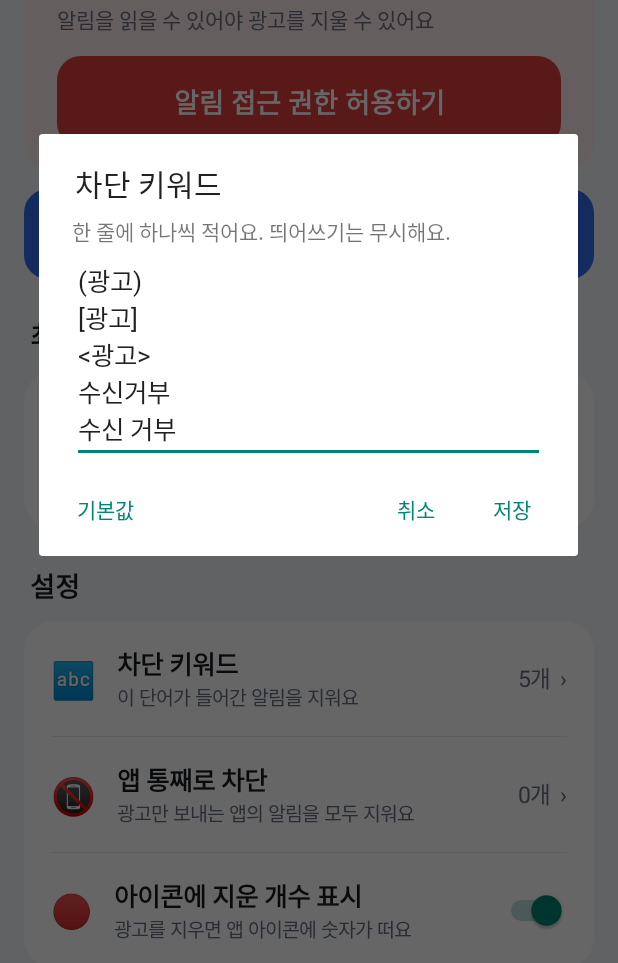
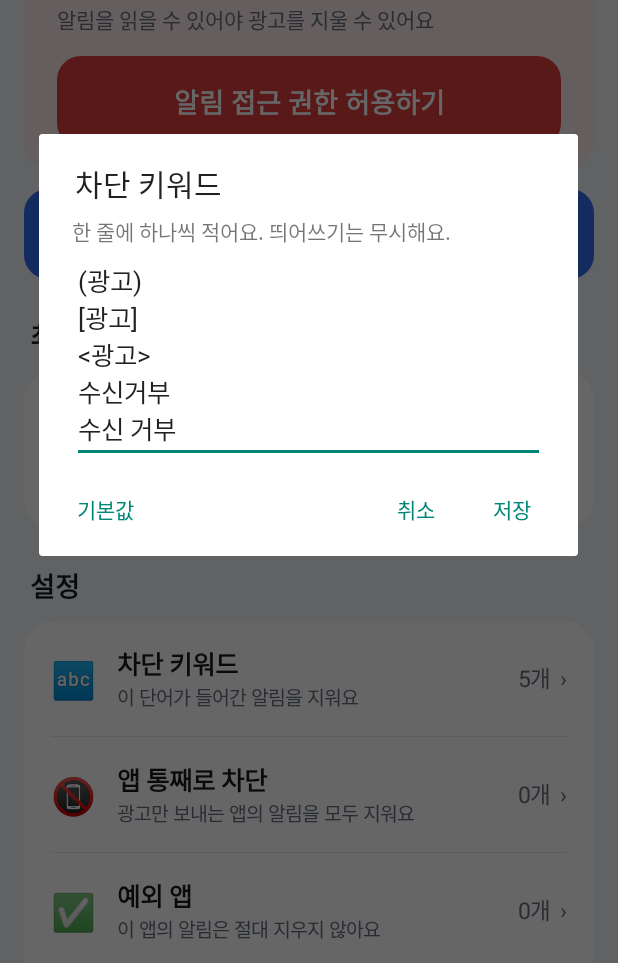
Before and after one commit to jonginzz33-code/jonginzz33, an Android app: the screen it shows after launch (MainActivity), after a tap on an icon or button, on a phone screen of 412 x 824 dp, the part 273-1236 px from its top. Run offline under Robolectric (Android 15) with nearby library versions, the phone set to English and light mode, and no system bars; libraries missing offline, so code that uses them is left out: com.google.android.play; 3 other taps on this screen came first.

```diff
--- a/ad-blocker-app/app/build.gradle.kts
+++ b/ad-blocker-app/app/build.gradle.kts
@@ -19,8 +19,8 @@ android {
         applicationId = "com.jonginzz.adblock"
         minSdk = 26
         targetSdk = 36
-        versionCode = 10
-        versionName = "1.0.9"
+        versionCode = 11
+        versionName = "1.1.0"
     }
     signingConfigs {
         if (keyProps.isNotEmpty()) create("release") {
--- a/ad-blocker-app/app/src/main/java/com/jonginzz/adblock/AdBlockService.kt
+++ b/ad-blocker-app/app/src/main/java/com/jonginzz/adblock/AdBlockService.kt
@@ -34,6 +34,7 @@ class AdBlockService : NotificationListenerService() {
     private fun check(sbn: StatusBarNotification) {
         if (!Prefs.isEnabled(this)) return
         if (sbn.packageName == packageName) return
+        if (sbn.packageName in Prefs.allowedApps(this)) return   // 예외 앱은 건드리지 않음
 
         val n = sbn.notification
         val ex = n.extras
--- a/ad-blocker-app/app/src/main/java/com/jonginzz/adblock/MainActivity.kt
+++ b/ad-blocker-app/app/src/main/java/com/jonginzz/adblock/MainActivity.kt
@@ -42,6 +42,7 @@ class MainActivity : Activity() {
     private lateinit var batteryCard: LinearLayout
     private lateinit var keywordValue: TextView
     private lateinit var appsValue: TextView
+    private lateinit var allowValue: TextView
 
     private val prefListener = SharedPreferences.OnSharedPreferenceChangeListener { _, _ ->
         runOnUiThread { refresh() }
@@ -154,6 +155,13 @@ class MainActivity : Activity() {
         settings.addView(settingRow("📵", "앱 통째로 차단", "광고만 보내는 앱의 알림을 모두 지워요", appsValue) {
             startActivity(Intent(this, AppsActivity::class.java))
         })
+        allowValue = text("", 15f, ui.sub)
+        settings.addView(View(this).apply { setBackgroundColor(ui.line) },
+            LinearLayout.LayoutParams(MATCH_PARENT, 1).apply { leftMargin = ui.dp(18); rightMargin = ui.dp(18) })
+        settings.addView(settingRow("✅", "예외 앱", "이 앱의 알림은 절대 지우지 않아요", allowValue) {
+            startActivity(Intent(this, AppsActivity::class.java)
+                .putExtra(AppsActivity.EXTRA_MODE, AppsActivity.MODE_ALLOW))
+        })
         settings.addView(View(this).apply { setBackgroundColor(ui.line) },
             LinearLayout.LayoutParams(MATCH_PARENT, 1).apply { leftMargin = ui.dp(18); rightMargin = ui.dp(18) })
         settings.addView(LinearLayout(this).apply {
@@ -183,11 +191,14 @@ class MainActivity : Activity() {
                 14f, ui.sub).apply { setPadding(0, ui.dp(8), 0, 0); setLineSpacing(0f, 1.25f) })
         }, block(top = 20))
 
-        ui.fitSystemBars(root)
-        setContentView(ScrollView(this).apply {
+        // 상태바 여백은 스크롤 바깥(ScrollView)에 줘야 내려도 글자가 시계 밑으로 안 들어감
+        val scroll = ScrollView(this).apply {
             setBackgroundColor(ui.bg)
+            clipToPadding = true
             addView(root)
-        })
+        }
+        ui.fitSystemBars(scroll)
+        setContentView(scroll)
     }
 
     override fun onResume() {
@@ -280,6 +291,7 @@ class MainActivity : Activity() {
 
         keywordValue.text = "${Prefs.keywords(this).size}개  ›"
         appsValue.text = "${Prefs.blockedApps(this).size}개  ›"
+        allowValue.text = "${Prefs.allowedApps(this).size}개  ›"
     }
 
     /** 화면 새로고침 + Play 스토어에 새 버전이 있으면 바로 업데이트 */
--- a/ad-blocker-app/app/src/main/java/com/jonginzz/adblock/Prefs.kt
+++ b/ad-blocker-app/app/src/main/java/com/jonginzz/adblock/Prefs.kt
@@ -11,6 +11,7 @@ object Prefs {
     private const val K_ENABLED = "enabled"
     private const val K_KEYWORDS = "keywords"
     private const val K_APPS = "blocked_apps"
+    private const val K_ALLOW = "allowed_apps"
     private const val K_LOG = "log"
     private const val K_COUNT = "count"
     private const val K_UNSEEN = "unseen"
@@ -38,6 +39,10 @@ object Prefs {
     fun blockedApps(c: Context): Set<String> = sp(c).getStringSet(K_APPS, emptySet())!!.toSet()
     fun setBlockedApps(c: Context, s: Set<String>) = sp(c).edit().putStringSet(K_APPS, s).apply()
 
+    /** 예외 앱: 광고 키워드가 있어도 절대 지우지 않음 */
+    fun allowedApps(c: Context): Set<String> = sp(c).getStringSet(K_ALLOW, emptySet())!!.toSet()
+    fun setAllowedApps(c: Context, s: Set<String>) = sp(c).edit().putStringSet(K_ALLOW, s).apply()
+
     fun count(c: Context) = sp(c).getInt(K_COUNT, 0)
 
     fun log(c: Context): List<String> =
```
Also changed, not shown: ad-blocker-app/app/src/main/java/com/jonginzz/adblock/AppsActivity.kt (+27 -5 lines), 3 other files.
